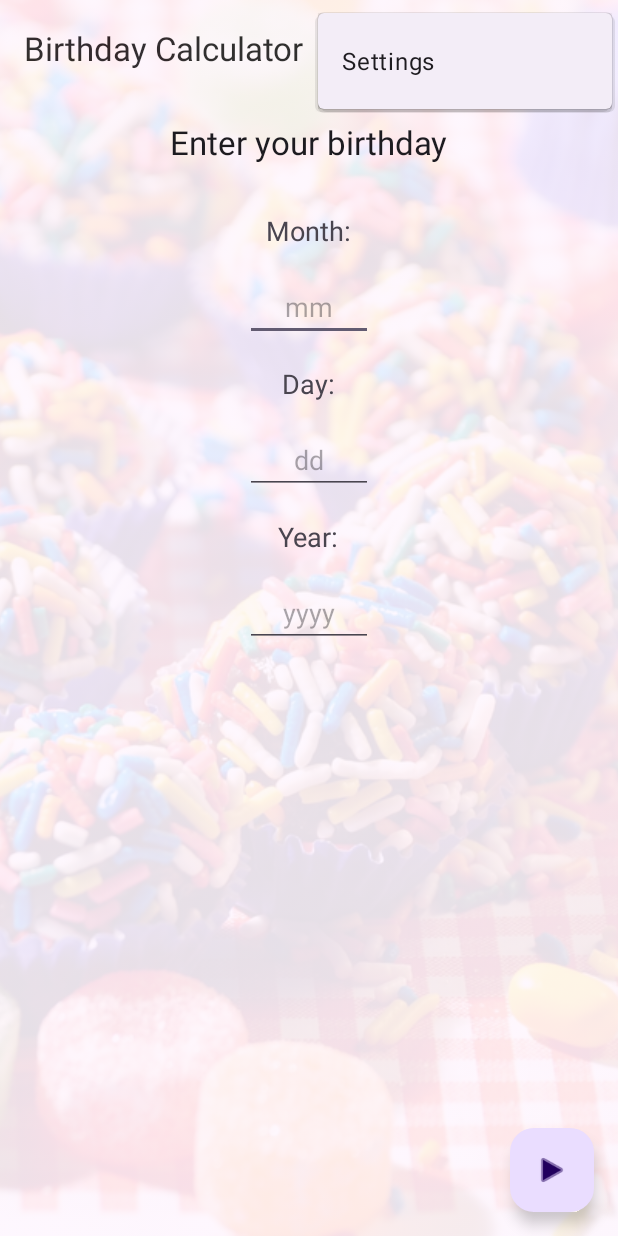
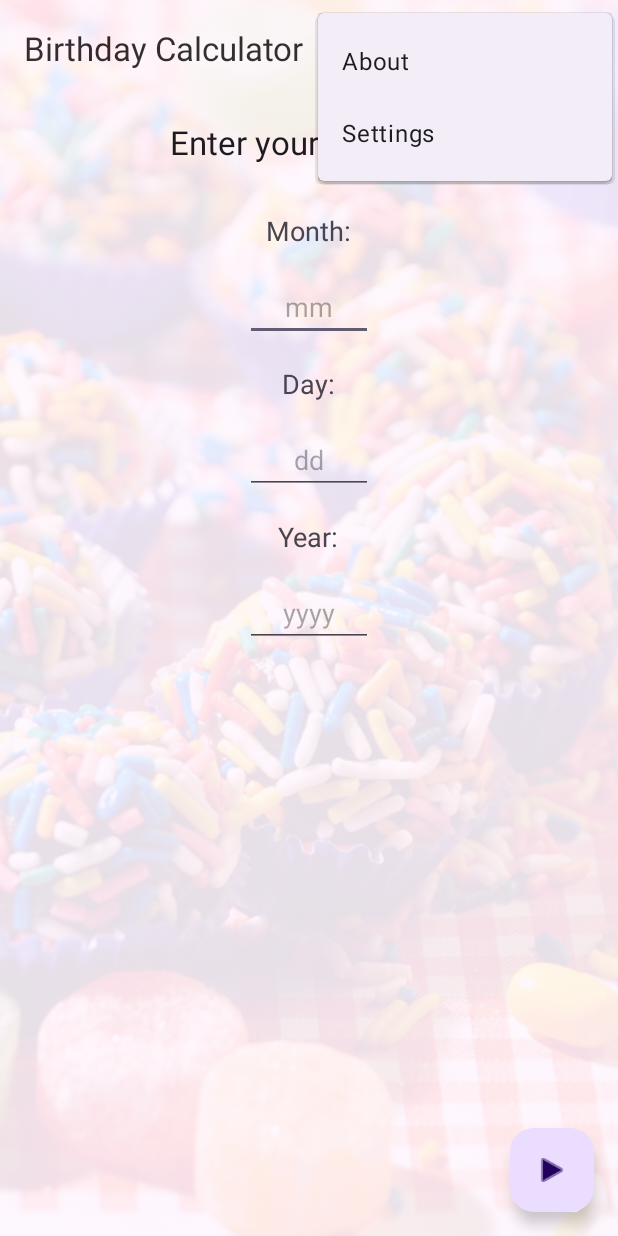
Before and after one commit to yglazer/BirthdayCalculator, an Android app: the screen it shows after launch (MainActivity), with the options menu open, on a phone screen of 412 x 824 dp. Run offline under Robolectric (Android 15) with nearby library versions, the phone set to English and light mode, and no system bars.

Commit message:
I added about to the menu, so now it's done

```diff
--- a/app/src/main/res/menu/menu_main.xml
+++ b/app/src/main/res/menu/menu_main.xml
@@ -7,4 +7,9 @@
         android:orderInCategory="100"
         android:title="@string/action_settings"
         app:showAsAction="never" />
+    <item
+        android:id="@+id/action_about"
+        android:orderInCategory="50"
+        android:title="About"
+        app:showAsAction="never" />
 </menu>
```
